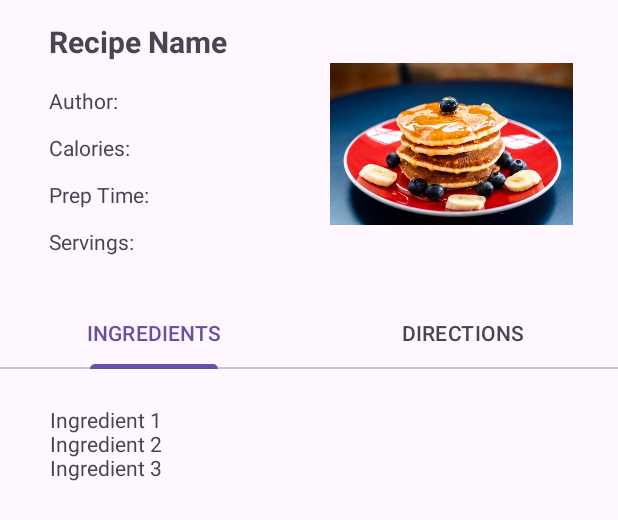
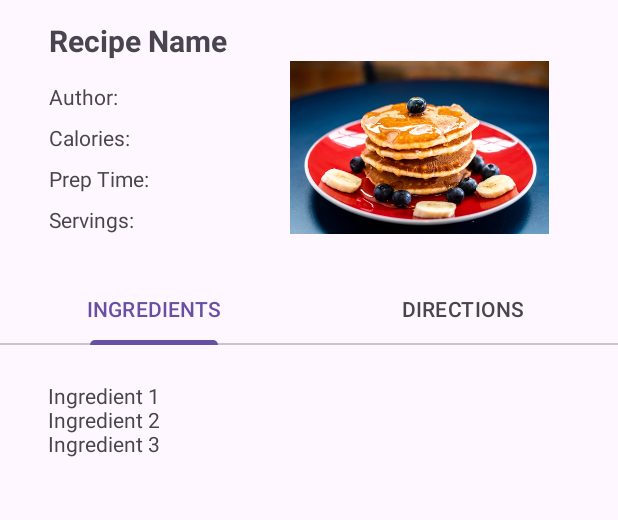
Before and after one commit to CS5520FeinbergSpring2024/team-project-group2, an Android app: the layout activity_full_recipe.xml on its own in the app's theme, with its tools: preview values and no code run, on a phone screen of 412 x 824 dp. Shown: the top 520 px of the screen. Run offline under Robolectric (Android 15) with nearby library versions, the phone set to English and light mode, and no system bars.

Commit message:
update recipe page formatting

```diff
--- a/app/src/main/res/layout/activity_full_recipe.xml
+++ b/app/src/main/res/layout/activity_full_recipe.xml
@@ -19,7 +19,7 @@
         app:layout_constraintHorizontal_bias="0.0"
         app:layout_constraintStart_toStartOf="@+id/guideline2"
         app:layout_constraintTop_toTopOf="parent"
-        app:layout_constraintVertical_bias="0.39"
+        app:layout_constraintVertical_bias="0.01999998"
         app:layout_constraintVertical_chainStyle="packed"
         tools:text="Recipe Name" />
 
@@ -27,9 +27,10 @@
         android:id="@+id/tabView"
         android:layout_width="match_parent"
         android:layout_height="wrap_content"
+        android:layout_marginTop="26dp"
         app:layout_constraintBottom_toTopOf="@id/contentScroll"
         app:layout_constraintLeft_toLeftOf="parent"
-        app:layout_constraintTop_toTopOf="@id/guideline"
+        app:layout_constraintTop_toBottomOf="@id/imageView"
         app:layout_constraintVertical_bias="1.0">
 
         <com.google.android.material.tabs.TabItem
@@ -47,15 +48,15 @@
 
     <ScrollView
         android:id="@+id/contentScroll"
-        android:layout_width="409dp"
-        android:layout_height="667dp"
+        android:layout_width="match_parent"
+        android:layout_height="wrap_content"
         app:layout_constraintEnd_toEndOf="parent"
         app:layout_constraintStart_toStartOf="parent"
         app:layout_constraintTop_toBottomOf="@+id/tabView">
 
         <LinearLayout
             android:layout_width="match_parent"
-            android:layout_height="match_parent"
+            android:layout_height="wrap_content"
             android:orientation="vertical"
             android:padding="16dp">
 
@@ -67,22 +68,15 @@
                 android:paddingTop="8dp"
                 android:paddingEnd="16dp"
                 android:paddingBottom="8dp"
-                android:text="Ingredient 1\nIngredient 2\nIngredient 3" />
+                tools:text="Ingredient 1\nIngredient 2\nIngredient 3" />
         </LinearLayout>
     </ScrollView>
-
-    <androidx.constraintlayout.widget.Guideline
-        android:id="@+id/guideline"
-        android:layout_width="wrap_content"
-        android:layout_height="wrap_content"
-        android:orientation="horizontal"
-        app:layout_constraintGuide_percent=".24" />
 
     <TextView
         android:id="@+id/caloriesLabelId"
         android:layout_width="wrap_content"
         android:layout_height="wrap_content"
-        android:layout_marginVertical="6dp"
+        android:layout_marginVertical="4dp"
         android:text="@string/calories_label"
         app:layout_constraintBottom_toTopOf="@id/prepTimeLabelId"
         app:layout_constraintEnd_toEndOf="parent"
@@ -94,7 +88,7 @@
         android:id="@+id/prepTimeLabelId"
         android:layout_width="wrap_content"
         android:layout_height="wrap_content"
-        android:layout_marginVertical="6dp"
+        android:layout_marginVertical="4dp"
         android:text="@string/prep_time_label"
         app:layout_constraintBottom_toTopOf="@+id/servingsLabelId"
         app:layout_constraintEnd_toEndOf="parent"
@@ -106,7 +100,7 @@
         android:id="@+id/authorLabelId"
         android:layout_width="wrap_content"
         android:layout_height="wrap_content"
-        android:layout_marginVertical="6dp"
+        android:layout_marginVertical="4dp"
         android:text="@string/author_label"
         app:layout_constraintBottom_toTopOf="@+id/caloriesLabelId"
         app:layout_constraintEnd_toEndOf="parent"
@@ -118,9 +112,9 @@
         android:id="@+id/servingsLabelId"
         android:layout_width="wrap_content"
         android:layout_height="wrap_content"
-        android:layout_marginVertical="6dp"
+        android:layout_marginVertical="4dp"
         android:text="@string/servings_label"
-        app:layout_constraintBottom_toTopOf="@+id/guideline"
+        app:layout_constraintBottom_toBottomOf="parent"
         app:layout_constraintEnd_toEndOf="parent"
         app:layout_constraintHorizontal_bias="0.0"
         app:layout_constraintStart_toStartOf="@+id/guideline2"
@@ -128,15 +122,15 @@
 
     <ImageView
         android:id="@+id/imageView"
-        android:layout_width="162dp"
-        android:layout_height="150dp"
+        android:layout_width="192dp"
+        android:layout_height="115dp"
         android:scaleType="fitStart"
-        app:layout_constraintBottom_toTopOf="@+id/guideline"
+        app:layout_constraintBottom_toTopOf="@+id/tabView"
         app:layout_constraintEnd_toEndOf="parent"
         app:layout_constraintHorizontal_bias="0.88"
         app:layout_constraintStart_toStartOf="parent"
         app:layout_constraintTop_toBottomOf="@id/recipeNameId"
-        app:layout_constraintVertical_bias="0.110000014"
+        app:layout_constraintVertical_bias="0.26"
         tools:srcCompat="@drawable/sample_food" />
 
     <androidx.constraintlayout.widget.Guideline
```
Also changed, not shown: app/src/main/java/edu/northeastern/recipeasy/activities/AddRecipeActivity.java (+8 -5 lines), app/src/main/java/edu/northeastern/recipeasy/activities/FullRecipeActivity.java (+6 -21 lines).
